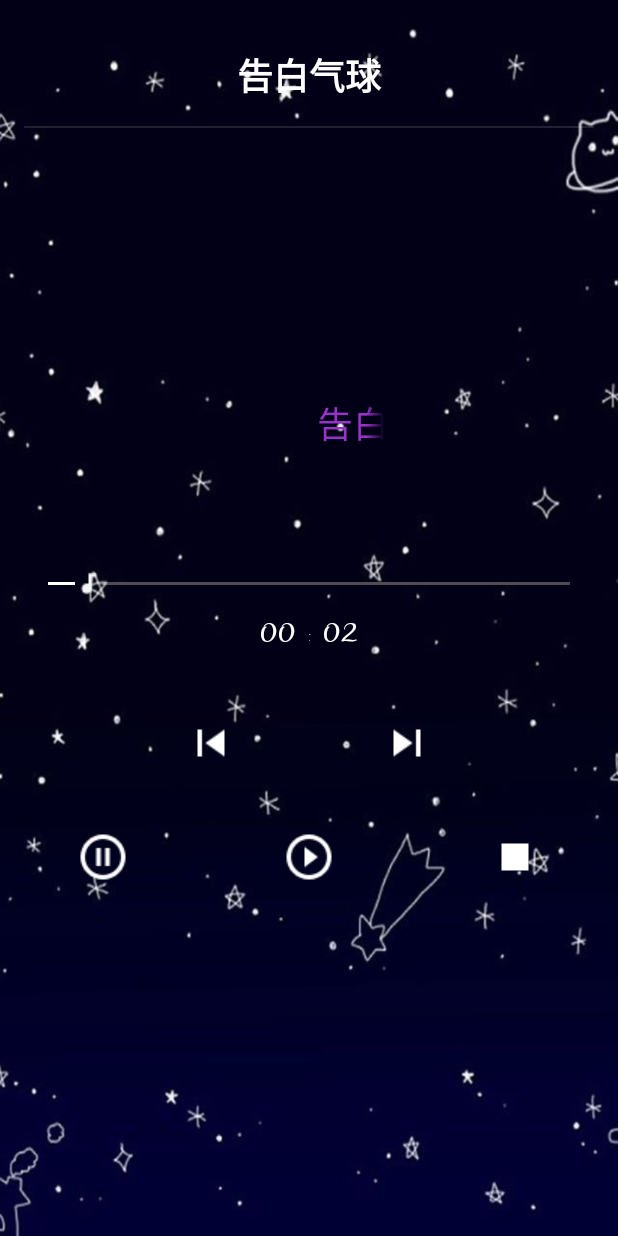
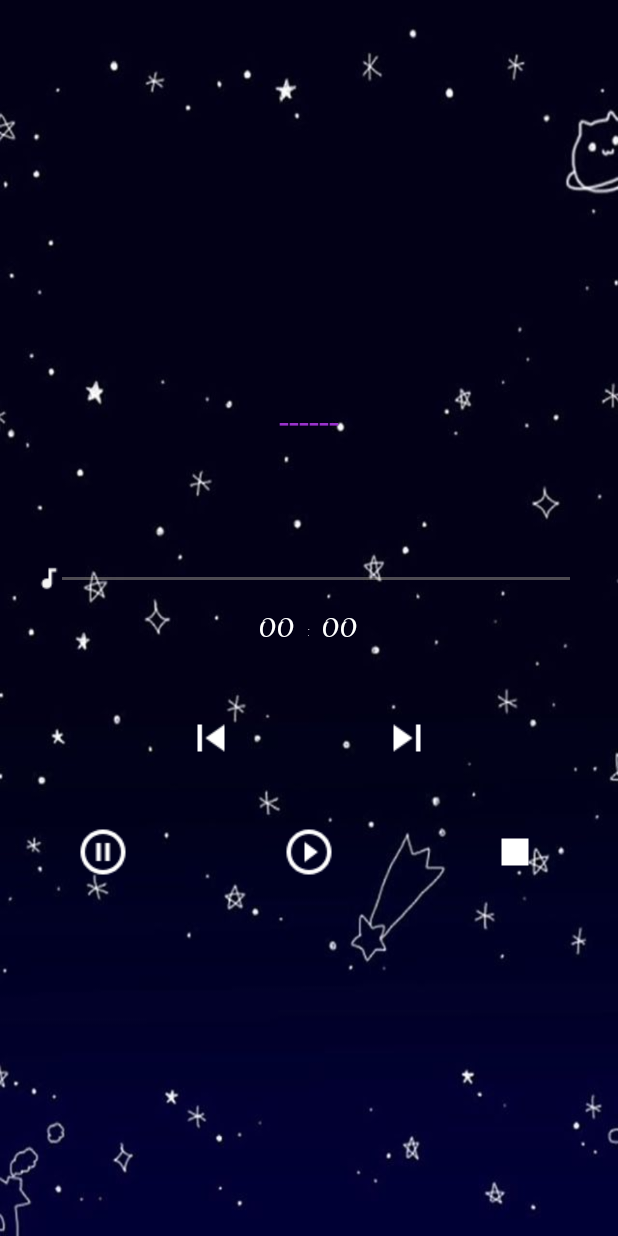
Before and after one commit to aquariusyf/MusicPlayer, an Android app: the screen it shows after launch (MainActivity), after a tap on an icon or button, on a phone screen of 412 x 824 dp. Run offline under Robolectric (Android 15) with nearby library versions, the phone set to English and light mode, and no system bars; 2 statements that could not run were skipped; 3 other taps on this screen came first.

Commit message:
1. Delete default hard coded song file 2. Don't load demo if no song found on device

```diff
--- a/app/src/main/java/com/example/android/musicplayer/MainActivity.java
+++ b/app/src/main/java/com/example/android/musicplayer/MainActivity.java
@@ -262,12 +262,10 @@ public class MainActivity extends AppCompatActivity {
         Cursor musicCursor = musicContentResolver.query(musicUri, null, null, null, null);
         if(musicCursor == null){
             Toast.makeText(getApplicationContext(), getString(R.string.load_music_failed), Toast.LENGTH_LONG).show();
-            playList.add(new PlayList(R.raw.gaobaiqiqiu,"告白气球"));
             return;
         }
         else if(!musicCursor.moveToFirst()){
             Toast.makeText(getApplicationContext(), getString(R.string.no_music_found), Toast.LENGTH_LONG).show();
-            playList.add(new PlayList(R.raw.gaobaiqiqiu,"告白气球"));
             return;
         }
         else{
```
Also changed, not shown: 1 other file.
